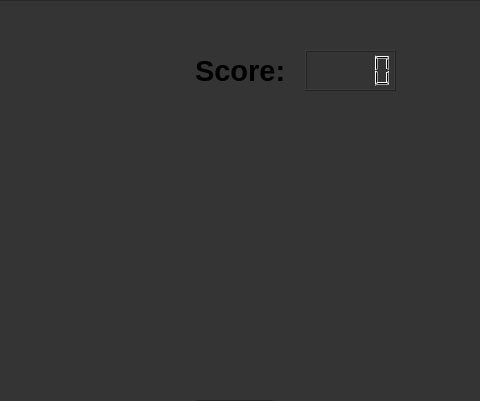
This is snakeGame/gamewindow.ui in Rainmaker0102/qtSnake as Qt 5 draws it before an edit; both pictures show x 205 to 685 and y 0 to 401 of the 960 by 760 pixel window. The edited form follows.
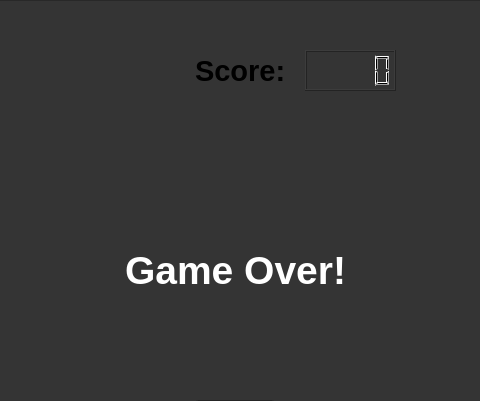
This is the edited form.

```diff
--- a/snakeGame/gamewindow.ui
+++ b/snakeGame/gamewindow.ui
@@ -88,6 +88,28 @@
      </rect>
     </property>
    </widget>
+   <widget class="QLabel" name="label">
+    <property name="geometry">
+     <rect>
+      <x>330</x>
+      <y>210</y>
+      <width>231</width>
+      <height>121</height>
+     </rect>
+    </property>
+    <property name="font">
+     <font>
+      <pointsize>29</pointsize>
+      <bold>true</bold>
+     </font>
+    </property>
+    <property name="styleSheet">
+     <string notr="true">color: white;</string>
+    </property>
+    <property name="text">
+     <string>Game Over!</string>
+    </property>
+   </widget>
   </widget>
   <widget class="QMenuBar" name="menubar">
    <property name="geometry">
```
Left out of the diff: 2 changed lines with no effect on the pictures.
